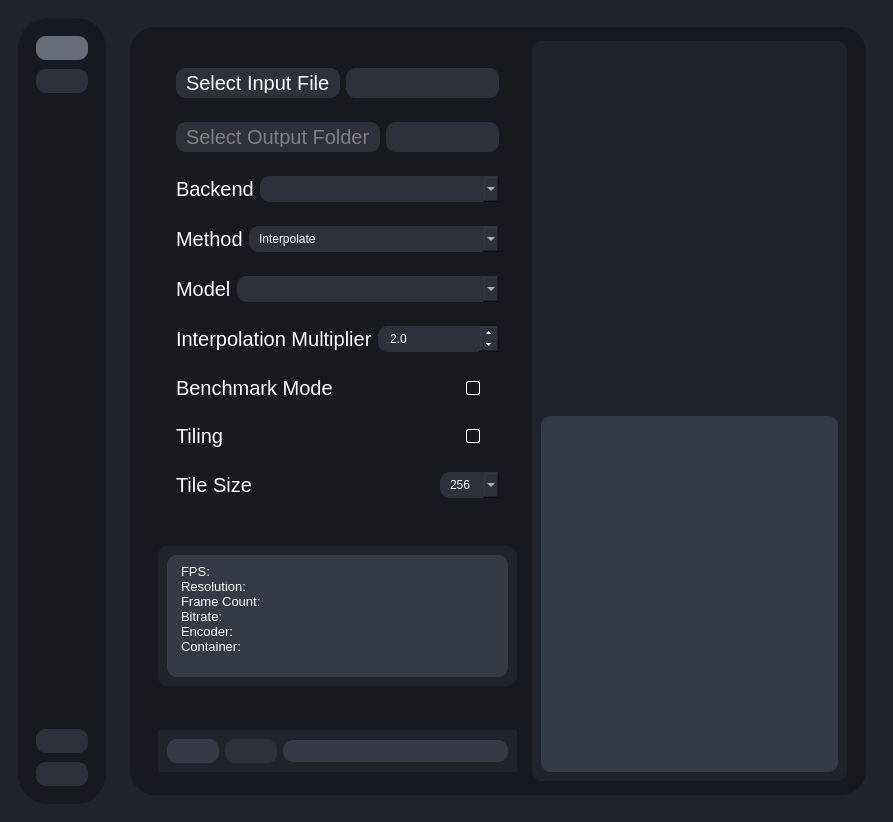
Old version of the form testRVEInterface.ui in the repository TNTwise/Rife-ESRGAN-App-Linux-QT.
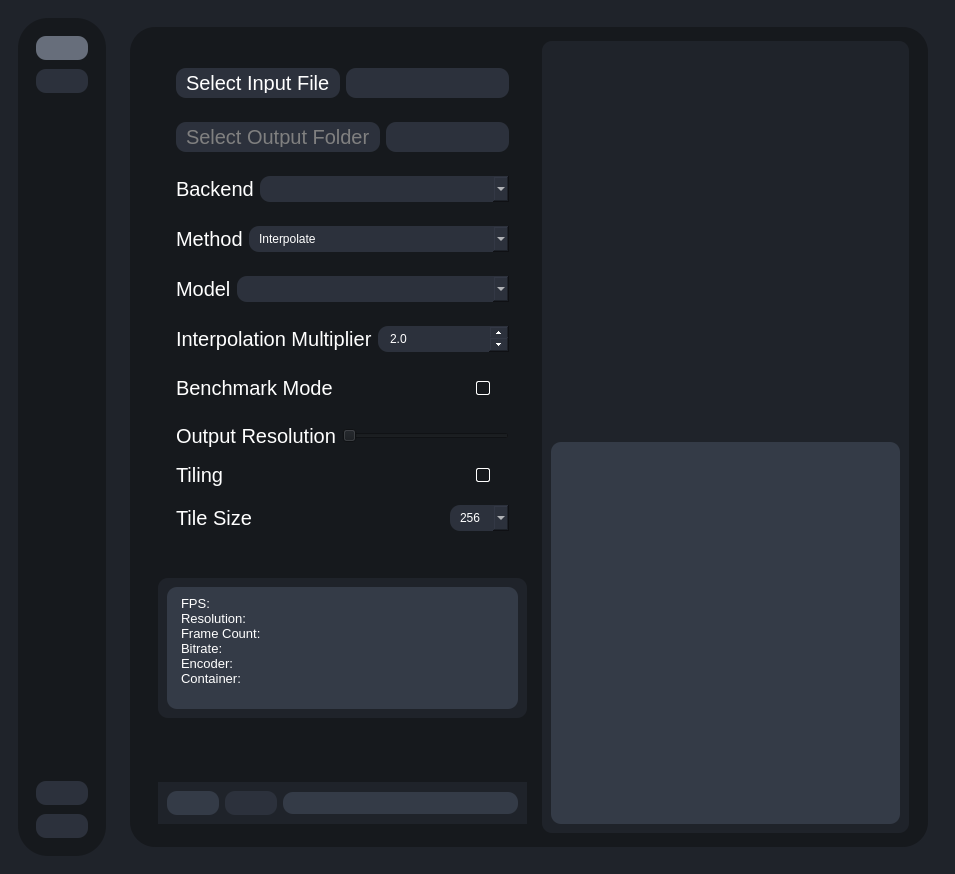
New version of the form. The open tabs and pages were chosen to show the change. Icons and pictures are not drawn.

Commit message: work on custom output res

The edit to the form file:
```diff
--- a/testRVEInterface.ui
+++ b/testRVEInterface.ui
@@ -6,8 +6,8 @@
    <rect>
     <x>0</x>
     <y>0</y>
-    <width>893</width>
-    <height>822</height>
+    <width>955</width>
+    <height>874</height>
    </rect>
   </property>
   <property name="windowTitle">
@@ -700,7 +700,51 @@
                     </item>
                     <item>
                      <widget class="QWidget" name="upscaleContainer" native="true">
+                      <property name="minimumSize">
+                       <size>
+                        <width>351</width>
+                        <height>128</height>
+                       </size>
+                      </property>
                       <layout class="QVBoxLayout" name="verticalLayout_16">
+                       <item>
+                        <layout class="QHBoxLayout" name="outputResolutionContainer">
+                         <property name="spacing">
+                          <number>6</number>
+                         </property>
+                         <property name="leftMargin">
+                          <number>0</number>
+                         </property>
+                         <property name="topMargin">
+                          <number>0</number>
+                         </property>
+                         <property name="rightMargin">
+                          <number>0</number>
+                         </property>
+                         <property name="bottomMargin">
+                          <number>9</number>
+                         </property>
+                         <item>
+                          <widget class="QLabel" name="label_35">
+                           <property name="font">
+                            <font>
+                             <pointsize>15</pointsize>
+                            </font>
+                           </property>
+                           <property name="text">
+                            <string>Output Resolution</string>
+                           </property>
+                          </widget>
+                         </item>
+                         <item>
+                          <widget class="QSlider" name="horizontalSlider">
+                           <property name="orientation">
+                            <enum>Qt::Orientation::Horizontal</enum>
+                           </property>
+                          </widget>
+                         </item>
+                        </layout>
+                       </item>
                        <item>
                         <widget class="QWidget" name="tilingContainer" native="true">
                          <layout class="QHBoxLayout" name="horizontalLayout_16">
@@ -786,7 +830,7 @@
                            <number>0</number>
                           </property>
                           <property name="topMargin">
-                           <number>9</number>
+                           <number>0</number>
                           </property>
                           <property name="rightMargin">
                            <number>0</number>
@@ -839,26 +883,22 @@
                       </layout>
                      </widget>
                     </item>
+                    <item>
+                     <spacer name="horizontalSpacer_14">
+                      <property name="orientation">
+                       <enum>Qt::Orientation::Horizontal</enum>
+                      </property>
+                      <property name="sizeHint" stdset="0">
+                       <size>
+                        <width>40</width>
+                        <height>20</height>
+                       </size>
+                      </property>
+                     </spacer>
+                    </item>
                    </layout>
                   </widget>
                  </item>
-                 <item>
-                  <widget class="QWidget" name="widget_2" native="true">
-                   <property name="sizePolicy">
-                    <sizepolicy hsizetype="Preferred" vsizetype="Maximum">
-                     <horstretch>0</horstretch>
-                     <verstretch>0</verstretch>
-                    </sizepolicy>
-                   </property>
-                   <property name="maximumSize">
-                    <size>
-                     <width>16777215</width>
-                     <height>250</height>
-                    </size>
-                   </property>
-                   <layout class="QVBoxLayout" name="verticalLayout_13"/>
-                  </widget>
-                 </item>
                  <item>
                   <widget class="QWidget" name="videoInfoContainer" native="true">
                    <property name="minimumSize">
@@ -929,13 +969,13 @@
 hr { height: 1px; border-width: 0; }
 li.unchecked::marker { content: &quot;\2610&quot;; }
 li.checked::marker { content: &quot;\2612&quot;; }
-&lt;/style&gt;&lt;/head&gt;&lt;body style=&quot; font-family:'Noto Sans'; font-size:10pt; font-weight:400; font-style:normal;&quot;&gt;
-&lt;p style=&quot; margin-top:0px; margin-bottom:0px; margin-left:0px; margin-right:0px; -qt-block-indent:0; text-indent:0px;&quot;&gt;&lt;span style=&quot; font-family:'Sans Serif';&quot;&gt;FPS:&lt;/span&gt;&lt;/p&gt;
-&lt;p style=&quot; margin-top:0px; margin-bottom:0px; margin-left:0px; margin-right:0px; -qt-block-indent:0; text-indent:0px;&quot;&gt;&lt;span style=&quot; font-family:'Sans Serif';&quot;&gt;Resolution:&lt;/span&gt;&lt;/p&gt;
-&lt;p style=&quot; margin-top:0px; margin-bottom:0px; margin-left:0px; margin-right:0px; -qt-block-indent:0; text-indent:0px;&quot;&gt;&lt;span style=&quot; font-family:'Sans Serif';&quot;&gt;Frame Count:&lt;/span&gt;&lt;/p&gt;
-&lt;p style=&quot; margin-top:0px; margin-bottom:0px; margin-left:0px; margin-right:0px; -qt-block-indent:0; text-indent:0px;&quot;&gt;&lt;span style=&quot; font-family:'Sans Serif';&quot;&gt;Bitrate:&lt;/span&gt;&lt;/p&gt;
-&lt;p style=&quot; margin-top:0px; margin-bottom:0px; margin-left:0px; margin-right:0px; -qt-block-indent:0; text-indent:0px;&quot;&gt;&lt;span style=&quot; font-family:'Sans Serif';&quot;&gt;Encoder:&lt;/span&gt;&lt;/p&gt;
-&lt;p style=&quot; margin-top:0px; margin-bottom:0px; margin-left:0px; margin-right:0px; -qt-block-indent:0; text-indent:0px;&quot;&gt;&lt;span style=&quot; font-family:'Sans Serif';&quot;&gt;Container:&lt;/span&gt;&lt;/p&gt;&lt;/body&gt;&lt;/html&gt;</string>
+&lt;/style&gt;&lt;/head&gt;&lt;body style=&quot; font-family:'Cantarell'; font-size:11pt; font-weight:400; font-style:normal;&quot;&gt;
+&lt;p style=&quot; margin-top:0px; margin-bottom:0px; margin-left:0px; margin-right:0px; -qt-block-indent:0; text-indent:0px;&quot;&gt;&lt;span style=&quot; font-family:'Sans Serif'; font-size:10pt;&quot;&gt;FPS:&lt;/span&gt;&lt;/p&gt;
+&lt;p style=&quot; margin-top:0px; margin-bottom:0px; margin-left:0px; margin-right:0px; -qt-block-indent:0; text-indent:0px;&quot;&gt;&lt;span style=&quot; font-family:'Sans Serif'; font-size:10pt;&quot;&gt;Resolution:&lt;/span&gt;&lt;/p&gt;
+&lt;p style=&quot; margin-top:0px; margin-bottom:0px; margin-left:0px; margin-right:0px; -qt-block-indent:0; text-indent:0px;&quot;&gt;&lt;span style=&quot; font-family:'Sans Serif'; font-size:10pt;&quot;&gt;Frame Count:&lt;/span&gt;&lt;/p&gt;
+&lt;p style=&quot; margin-top:0px; margin-bottom:0px; margin-left:0px; margin-right:0px; -qt-block-indent:0; text-indent:0px;&quot;&gt;&lt;span style=&quot; font-family:'Sans Serif'; font-size:10pt;&quot;&gt;Bitrate:&lt;/span&gt;&lt;/p&gt;
+&lt;p style=&quot; margin-top:0px; margin-bottom:0px; margin-left:0px; margin-right:0px; -qt-block-indent:0; text-indent:0px;&quot;&gt;&lt;span style=&quot; font-family:'Sans Serif'; font-size:10pt;&quot;&gt;Encoder:&lt;/span&gt;&lt;/p&gt;
+&lt;p style=&quot; margin-top:0px; margin-bottom:0px; margin-left:0px; margin-right:0px; -qt-block-indent:0; text-indent:0px;&quot;&gt;&lt;span style=&quot; font-family:'Sans Serif'; font-size:10pt;&quot;&gt;Container:&lt;/span&gt;&lt;/p&gt;&lt;/body&gt;&lt;/html&gt;</string>
                       </property>
                      </widget>
                     </item>
@@ -1216,7 +1256,7 @@
 hr { height: 1px; border-width: 0; }
 li.unchecked::marker { content: &quot;\2610&quot;; }
 li.checked::marker { content: &quot;\2612&quot;; }
-&lt;/style&gt;&lt;/head&gt;&lt;body style=&quot; font-family:'Noto Sans'; font-size:13pt; font-weight:400; font-style:normal;&quot;&gt;
+&lt;/style&gt;&lt;/head&gt;&lt;body style=&quot; font-family:'Cantarell'; font-size:13pt; font-weight:400; font-style:normal;&quot;&gt;
 &lt;p style=&quot;-qt-paragraph-type:empty; margin-top:0px; margin-bottom:0px; margin-left:0px; margin-right:0px; -qt-block-indent:0; text-indent:0px; font-family:'Sans Serif'; font-size:15pt;&quot;&gt;&lt;br /&gt;&lt;/p&gt;&lt;/body&gt;&lt;/html&gt;</string>
                       </property>
                      </widget>
```
Left out of the diff: 4 changed lines with no effect on the pictures. The commit also changes 13 other files.
